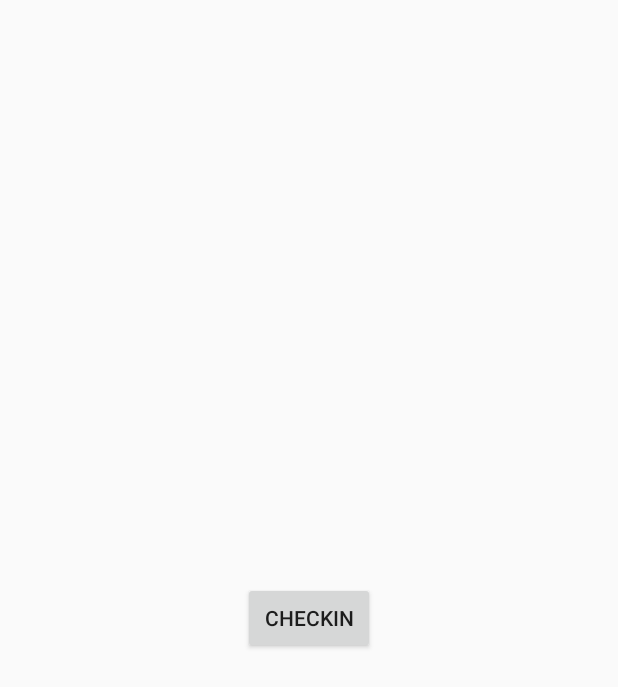
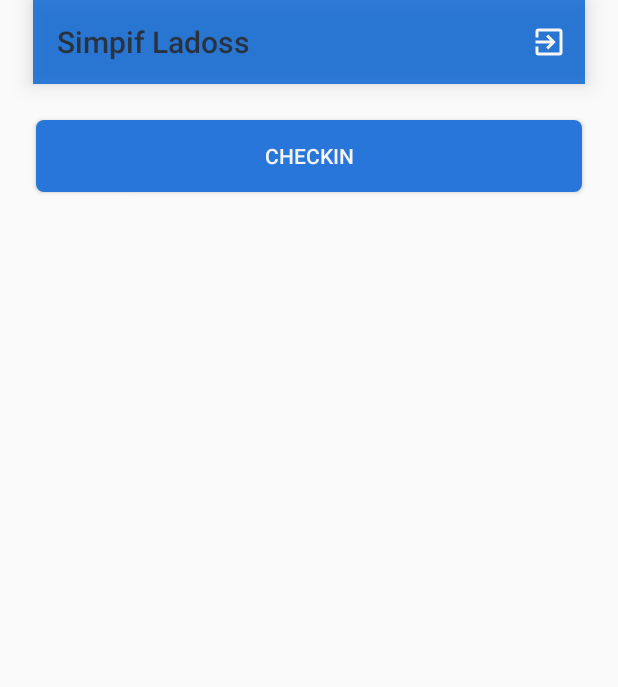
Before and after one commit to RRFreitas/SimpifLadoss, an Android app: the HomeActivity screen opened directly, with no data from a screen before it, on a phone screen of 412 x 824 dp. Shown: the top 687 px of the screen. Run offline under Robolectric (Android 15) with nearby library versions, the phone set to English and light mode, and no system bars; libraries missing offline, so code that uses them is left out: com.google.zxing.integration.

Commit message:
Melhorias no design e implementação de toolbar

```diff
--- a/app/build.gradle
+++ b/app/build.gradle
@@ -30,4 +30,5 @@ dependencies {
     compile 'com.google.zxing:core:3.2.1'
     compile 'com.journeyapps:zxing-android-embedded:3.2.0@aar'
     testCompile 'junit:junit:4.12'
+    compile 'com.android.support:design:25.3.1'
 }
--- a/app/src/main/java/br/edu/ladoss/simpifladoss/mvp/HomeMVP.java
+++ b/app/src/main/java/br/edu/ladoss/simpifladoss/mvp/HomeMVP.java
@@ -1,6 +1,7 @@
 package br.edu.ladoss.simpifladoss.mvp;
 
 import android.app.Activity;
+import android.view.MenuItem;
 
 import br.edu.ladoss.simpifladoss.MVPApp;
 
@@ -12,6 +13,7 @@ public interface HomeMVP {
 
     interface Model extends MVPApp.Model {
         void openScanner(Activity activity);
+        void quit(Activity activity);
     }
 
     interface View extends MVPApp.View {
@@ -21,6 +23,8 @@ public interface HomeMVP {
     interface Presenter extends MVPApp.Presenter {
         void showMessage(String msg);
         void openScanner();
+        void quit();
+        void selectedItem(MenuItem item);
     }
 
 }
--- a/app/src/main/java/br/edu/ladoss/simpifladoss/view/activities/HomeActivity.java
+++ b/app/src/main/java/br/edu/ladoss/simpifladoss/view/activities/HomeActivity.java
@@ -1,9 +1,14 @@
 package br.edu.ladoss.simpifladoss.view.activities;
 
 import android.content.Context;
+import android.content.DialogInterface;
 import android.content.Intent;
+import android.support.v7.app.AlertDialog;
 import android.support.v7.app.AppCompatActivity;
 import android.os.Bundle;
+import android.support.v7.widget.Toolbar;
+import android.view.Menu;
+import android.view.MenuItem;
 import android.view.View;
 import android.widget.Button;
 
@@ -25,6 +30,10 @@ public class HomeActivity extends AppCompatActivity implements HomeMVP.View{
         super.onCreate(savedInstanceState);
         setContentView(R.layout.activity_home);
 
+        Toolbar toolbar = (Toolbar) findViewById(R.id.toolbar);
+        toolbar.setTitle(R.string.app_name);
+        setSupportActionBar(toolbar);
+
         presenter = new HomePresenterImp(this);
 
         btnCheck = (Button) findViewById(R.id.btnCheckin);
@@ -35,6 +44,18 @@ public class HomeActivity extends AppCompatActivity implements HomeMVP.View{
     }
 
     @Override
+    public boolean onCreateOptionsMenu(Menu menu) {
+        getMenuInflater().inflate(R.menu.item, menu);
+        return true;
+    }
+
+    @Override
+    public boolean onOptionsItemSelected(MenuItem item) {
+        presenter.selectedItem(item);
+        return super.onOptionsItemSelected(item);
+    }
+
+    @Override
     protected void onActivityResult(int requestCode, int resultCode, Intent data) {
         IntentResult result = IntentIntegrator.parseActivityResult(requestCode, resultCode, data);
 
@@ -42,8 +63,8 @@ public class HomeActivity extends AppCompatActivity implements HomeMVP.View{
             if(result.getContents() != null) {
                 presenter.showMessage(result.getContents());
             }else {
-                presenter.showMessage("Checkin cancelado.");
-            }
+                presenter.showMessage(getString(R.string.canceled));
+            };
         } else {
             super.onActivityResult(requestCode, resultCode, data);
         }
--- /dev/null
+++ b/app/src/main/res/drawable/exittoapp.xml
@@ -0,0 +1,9 @@
+<vector xmlns:android="http://schemas.android.com/apk/res/android"
+    android:width="24dp"
+    android:height="24dp"
+    android:viewportWidth="24.0"
+    android:viewportHeight="24.0">
+    <path
+        android:fillColor="#FFFFFF"
+        android:pathData="M19,3H5C3.89,3 3,3.89 3,5V9H5V5H19V19H5V15H3V19A2,2 0,0 0,5 21H19A2,2 0,0 0,21 19V5C21,3.89 20.1,3 19,3M10.08,15.58L11.5,17L16.5,12L11.5,7L10.08,8.41L12.67,11H3V13H12.67L10.08,15.58Z"/>
+</vector>
--- a/app/src/main/res/layout/activity_enter.xml
+++ b/app/src/main/res/layout/activity_enter.xml
@@ -83,7 +83,7 @@
 
                     <Button
                         android:id="@+id/loginButton"
-                        style="@style/buttomLogin"
+                        style="@style/button"
                         android:layout_width="match_parent"
                         android:layout_height="wrap_content"
                         android:layout_marginTop="40dp"
--- a/app/src/main/res/layout/activity_home.xml
+++ b/app/src/main/res/layout/activity_home.xml
@@ -8,14 +8,39 @@
 
     <Button
         android:id="@+id/btnCheckin"
-        android:layout_width="wrap_content"
+        style="@style/button"
+        android:layout_width="0dp"
         android:layout_height="wrap_content"
+        android:layout_marginEnd="24dp"
+        android:layout_marginLeft="24dp"
+        android:layout_marginRight="24dp"
+        android:layout_marginStart="24dp"
+        android:layout_marginTop="24dp"
+        android:elevation="0dp"
         android:onClick="openScanner"
         android:text="Checkin"
-        app:layout_constraintBottom_toBottomOf="parent"
         app:layout_constraintLeft_toLeftOf="parent"
         app:layout_constraintRight_toRightOf="parent"
-        app:layout_constraintTop_toTopOf="parent"
-        tools:layout_editor_absoluteX="148dp"
-        tools:layout_editor_absoluteY="206dp" />
+        app:layout_constraintTop_toBottomOf="@+id/toolbar" />
+
+    <android.support.v7.widget.Toolbar
+        android:id="@+id/toolbar"
+        android:layout_width="368dp"
+        android:layout_height="wrap_content"
+        android:layout_marginLeft="8dp"
+        android:layout_marginRight="8dp"
+        android:alpha="0.8"
+        android:background="@color/fundo"
+        android:clickable="true"
+        android:elevation="8dp"
+        android:minHeight="?attr/actionBarSize"
+        android:theme="?attr/actionBarTheme"
+        app:collapseIcon="@android:drawable/ic_menu_set_as"
+        app:layout_constraintLeft_toLeftOf="parent"
+        app:layout_constraintRight_toRightOf="parent"
+        app:title="SIMPIF"
+
+        tools:layout_editor_absoluteY="0dp"
+        android:layout_marginStart="8dp"
+        android:layout_marginEnd="8dp" />
 </android.support.constraint.ConstraintLayout>
--- /dev/null
+++ b/app/src/main/res/menu/item.xml
@@ -0,0 +1,9 @@
+<?xml version="1.0" encoding="utf-8"?>
+<menu xmlns:android="http://schemas.android.com/apk/res/android"
+    xmlns:app="http://schemas.android.com/apk/res-auto">
+    <item
+        android:id="@+id/sair"
+        android:icon="@drawable/exittoapp"
+        android:title="@string/nao"
+        app:showAsAction="ifRoom"></item>
+</menu>
--- a/app/src/main/res/values/strings.xml
+++ b/app/src/main/res/values/strings.xml
@@ -1,3 +1,10 @@
 <resources>
     <string name="app_name">Simpif Ladoss</string>
+
+    <string name="nao">Não</string>
+    <string name="sair">Sair</string>
+    <string name="sairconfirmation">Você deseja realmente sair?</string>
+
+    <string name="canceled">Checkin cancelado.</string>
+    <string name="scanning">Lendo QR-Code...</string>
 </resources>
--- a/app/src/main/res/values/styles.xml
+++ b/app/src/main/res/values/styles.xml
@@ -8,10 +8,12 @@
         <item name="colorAccent">@color/colorAccent</item>
     </style>
 
-    <style name="buttomLogin">
-        <item name="android:background">@drawable/buttonlogin</item>
+    <style name="button">
+        <item name="android:background">@drawable/button</item>
         <item name="android:textColor">@color/gelo
         </item>
     </style>
 
+
+
 </resources>
```
Also changed, not shown: app/src/main/java/br/edu/ladoss/simpifladoss/mvp/model/HomeModelImp.java (+30 -1 lines), app/src/main/java/br/edu/ladoss/simpifladoss/mvp/presenter/HomePresenterImp.java (+15 -0 lines), app/src/main/res/drawable/button.xml (renamed from app/src/main/res/drawable/buttonlogin.xml), 1 other file.
